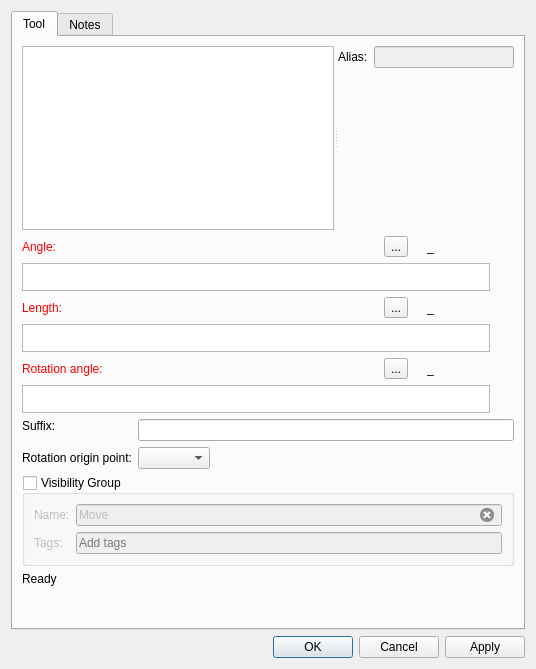
Before: the Qt Designer form src/libs/vtools/dialogs/tools/dialogmove.ui in dismine/valentina, drawn with Qt 5.
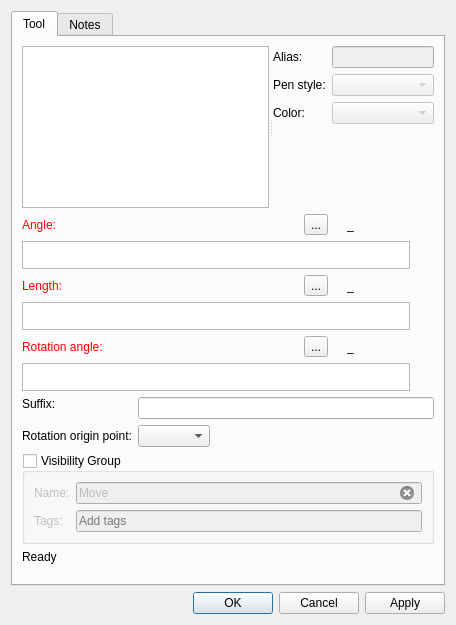
After: the same form once the commit is applied. Icons and pictures are not drawn. Custom widgets are drawn as their Qt base class.

Commit message: Independent pen style and color after a group operation.

Patch:
```diff
--- a/src/libs/vtools/dialogs/tools/dialogmove.ui
+++ b/src/libs/vtools/dialogs/tools/dialogmove.ui
@@ -9,8 +9,8 @@
    <rect>
     <x>0</x>
     <y>0</y>
-    <width>536</width>
-    <height>669</height>
+    <width>456</width>
+    <height>625</height>
    </rect>
   </property>
   <property name="windowTitle">
@@ -60,6 +60,58 @@
              </property>
             </widget>
            </item>
+           <item row="1" column="0">
+            <widget class="QLabel" name="label_7">
+             <property name="text">
+              <string>Pen style:</string>
+             </property>
+            </widget>
+           </item>
+           <item row="1" column="1">
+            <widget class="QComboBox" name="comboBoxPenStyle">
+             <property name="enabled">
+              <bool>false</bool>
+             </property>
+             <property name="minimumSize">
+              <size>
+               <width>80</width>
+               <height>0</height>
+              </size>
+             </property>
+             <property name="maximumSize">
+              <size>
+               <width>110</width>
+               <height>16777215</height>
+              </size>
+             </property>
+             <property name="iconSize">
+              <size>
+               <width>80</width>
+               <height>14</height>
+              </size>
+             </property>
+            </widget>
+           </item>
+           <item row="2" column="0">
+            <widget class="QLabel" name="label_6">
+             <property name="text">
+              <string>Color:</string>
+             </property>
+            </widget>
+           </item>
+           <item row="2" column="1">
+            <widget class="QComboBox" name="comboBoxColor">
+             <property name="enabled">
+              <bool>false</bool>
+             </property>
+             <property name="sizePolicy">
+              <sizepolicy hsizetype="Preferred" vsizetype="Preferred">
+               <horstretch>0</horstretch>
+               <verstretch>0</verstretch>
+              </sizepolicy>
+             </property>
+            </widget>
+           </item>
           </layout>
          </widget>
         </widget>
```
Left out of the diff: 18 changed lines with no effect on the pictures. The commit also changes 28 other files.
